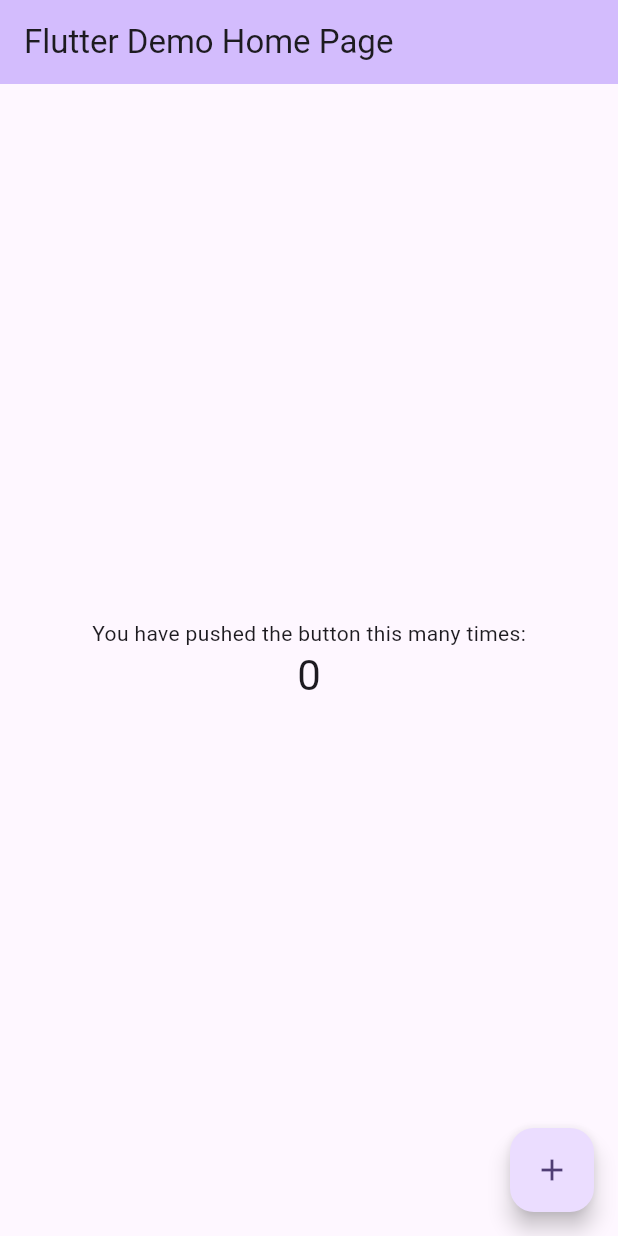
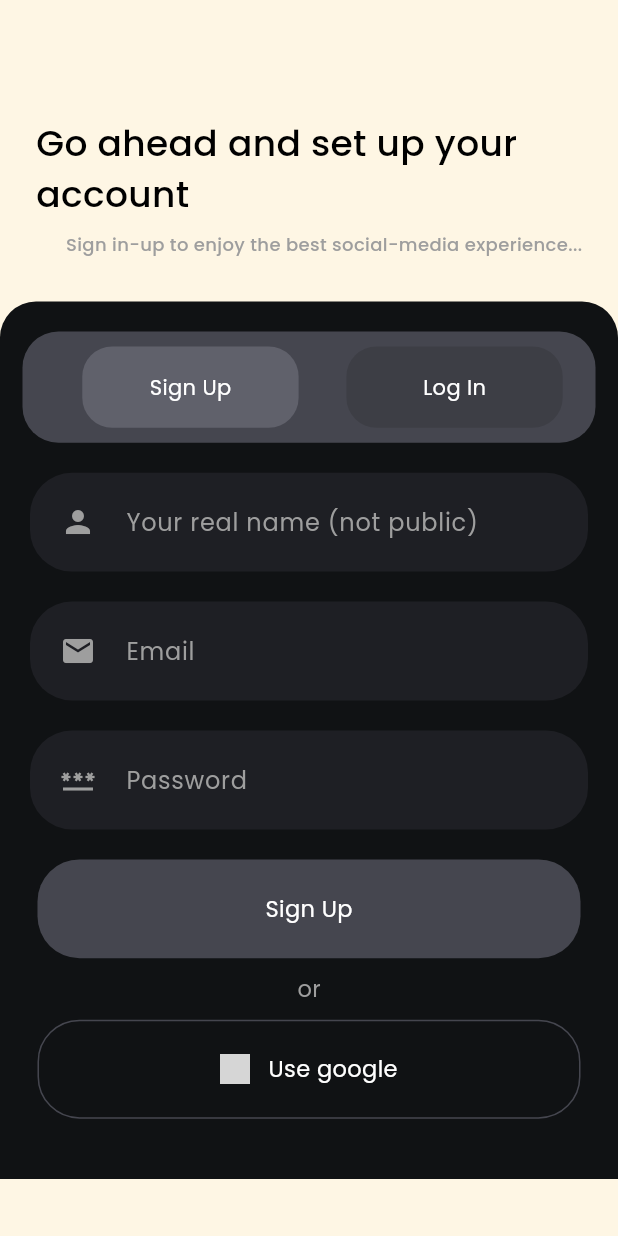
Before and after one commit to 0Armaan025/connectify, a Flutter app: the screen it shows after launch, on a phone screen of 412 x 824 dp. Run offline on Flutter 3.47's test engine with Material 3 defaults, Android fonts, the phone set to English and light mode, and no system bars; our stand-ins replace google_fonts, hexcolor; network calls fail; grey boxes are pictures that could not be loaded.

Commit message:
TODO: fix profile set up thingy

```diff
--- /dev/null
+++ b/lib/features/views/authentication/sign-up/sign_up_page.dart
@@ -0,0 +1,329 @@
+import 'package:connectify/pallete/pallete.dart';
+import 'package:flutter/material.dart';
+import 'package:google_fonts/google_fonts.dart';
+import 'package:hexcolor/hexcolor.dart';
+
+class SignUpPage extends StatefulWidget {
+  const SignUpPage({super.key});
+
+  @override
+  State<SignUpPage> createState() => _SignUpPageState();
+}
+
+class _SignUpPageState extends State<SignUpPage> {
+  bool isSignUp = true; // Tracks whether the user is in Sign Up mode.
+
+  @override
+  Widget build(BuildContext context) {
+    final size = MediaQuery.of(context).size;
+
+    return Scaffold(
+      backgroundColor: Pallete().bgColor,
+      body: SingleChildScrollView(
+        child: SafeArea(
+          child: Column(
+            children: [
+              const SizedBox(height: 50),
+              Padding(
+                padding: const EdgeInsets.only(
+                  top: 28.0,
+                  left: 24,
+                  right: 24,
+                ),
+                child: Text(
+                  "Go ahead and set up your account",
+                  style: GoogleFonts.poppins(
+                    color: Colors.black,
+                    fontSize: 24,
+                    fontWeight: FontWeight.w500,
+                  ),
+                ),
+              ),
+              Padding(
+                padding: const EdgeInsets.only(
+                  top: 8.0,
+                  left: 24,
+                  right: 4,
+                ),
+                child: Text(
+                  "Sign in-up to enjoy the best social-media experience...",
+                  style: GoogleFonts.poppins(
+                    color: Colors.grey.shade500,
+                    fontSize: 12,
+                    fontWeight: FontWeight.w500,
+                  ),
+                ),
+              ),
+              const SizedBox(height: 30),
+              Container(
+                width: double.infinity,
+                height: size.height * 0.71,
+                alignment: Alignment.center,
+                decoration: BoxDecoration(
+                  color: HexColor("#101214"),
+                  borderRadius: const BorderRadius.only(
+                      topLeft: Radius.circular(24),
+                      topRight: Radius.circular(24)),
+                ),
+                child: Column(
+                  children: [
+                    // Toggle Tab
+                    Container(
+                      margin: const EdgeInsets.symmetric(horizontal: 15)
+                          .copyWith(top: 20),
+                      width: double.infinity,
+                      height: size.height * 0.09,
+                      alignment: Alignment.center,
+                      decoration: BoxDecoration(
+                        color: HexColor("#45464f"),
+                        borderRadius: BorderRadius.circular(24),
+                      ),
+                      child: Row(
+                        mainAxisAlignment: MainAxisAlignment.spaceEvenly,
+                        children: [
+                          InkWell(
+                            onTap: () {
+                              setState(() {
+                                isSignUp = true;
+                              });
+                            },
+                            child: Container(
+                              margin: const EdgeInsets.only(
+                                left: 18,
+                                top: 10,
+                                bottom: 10,
+                              ),
+                              width: size.width * 0.35,
+                              height: size.height * 0.08,
+                              alignment: Alignment.center,
+                              decoration: BoxDecoration(
+                                color: isSignUp
+                                    ? HexColor("#60616b")
+                                    : HexColor("#3d3e45"),
+                                borderRadius: BorderRadius.circular(20),
+                              ),
+                              child: Text(
+                                "Sign Up",
+                                style: GoogleFonts.poppins(color: Colors.white),
+                              ),
+                            ),
+                          ),
+                          InkWell(
+                            onTap: () {
+                              setState(() {
+                                isSignUp = false;
+                              });
+                            },
+                            child: Container(
+                              margin: const EdgeInsets.only(
+                                left: 10,
+                                top: 10,
+                                bottom: 10,
+                              ),
+                              width: size.width * 0.35,
+                              height: size.height * 0.08,
+                              alignment: Alignment.center,
+                              decoration: BoxDecoration(
+                                color: !isSignUp
+                                    ? HexColor("#60616b")
+                                    : HexColor("#3d3e45"),
+                                borderRadius: BorderRadius.circular(20),
+                              ),
+                              child: Text(
+                                "Log In",
+                                style: GoogleFonts.poppins(color: Colors.white),
+                              ),
+                            ),
+                          ),
+                        ],
+                      ),
+                    ),
+                    if (isSignUp)
+                      // Username Field - Only visible in Sign Up mode
+                      Container(
+                        width: double.infinity,
+                        height: size.height * 0.08,
+                        margin: const EdgeInsets.symmetric(horizontal: 20)
+                            .copyWith(top: 20),
+                        decoration: BoxDecoration(
+                          color: HexColor("#1E1F24"),
+                          borderRadius: BorderRadius.circular(28),
+                        ),
+                        child: Row(
+                          children: [
+                            const SizedBox(width: 20),
+                            Icon(
+                              Icons.person,
+                              color: Colors.grey.shade500,
+                            ),
+                            const SizedBox(width: 20),
+                            Expanded(
+                              child: TextField(
+                                style: GoogleFonts.poppins(
+                                  color: Colors.white,
+                                ),
+                                decoration: InputDecoration(
+                                  hintText: "Your real name (not public)",
+                                  hintStyle: GoogleFonts.poppins(
+                                    color: Colors.grey.shade500,
+                                  ),
+                                  border: InputBorder.none,
+                                ),
+                              ),
+                            ),
+                          ],
+                        ),
+                      ),
+                    // Email Field
+                    Container(
+                      width: double.infinity,
+                      height: size.height * 0.08,
+                      margin: const EdgeInsets.symmetric(horizontal: 20)
+                          .copyWith(top: 20),
+                      decoration: BoxDecoration(
+                        color: HexColor("#1E1F24"),
+                        borderRadius: BorderRadius.circular(28),
+                      ),
+                      child: Row(
+                        children: [
+                          const SizedBox(width: 20),
+                          Icon(
+                            Icons.email,
+                            color: Colors.grey.shade500,
+                          ),
+                          const SizedBox(width: 20),
+                          Expanded(
+                            child: TextField(
+                              style: GoogleFonts.poppins(
+                                color: Colors.white,
+                              ),
+                              decoration: InputDecoration(
+                                hintText: "Email",
+                                hintStyle: GoogleFonts.poppins(
+                                  color: Colors.grey.shade500,
+                                ),
+                                border: InputBorder.none,
+                              ),
+                            ),
+                          ),
+                        ],
+                      ),
+                    ),
+                    // Password Field
+                    Container(
+                      width: double.infinity,
+                      height: size.height * 0.08,
+                      margin: const EdgeInsets.symmetric(horizontal: 20)
+                          .copyWith(top: 20),
+                      decoration: BoxDecoration(
+                        color: HexColor("#1E1F24"),
+                        borderRadius: BorderRadius.circular(28),
+                      ),
+                      child: Row(
+                        children: [
+                          const SizedBox(width: 20),
+                          Icon(
+                            Icons.password,
+                            color: Colors.grey.shade500,
+                          ),
+                          const SizedBox(width: 20),
+                          Expanded(
+                            child: TextField(
+                              style: GoogleFonts.poppins(
+                                color: Colors.white,
+                              ),
+                              decoration: InputDecoration(
+                                hintText: "Password",
+                                hintStyle: GoogleFonts.poppins(
+                                  color: Colors.grey.shade500,
+                                ),
+                                border: InputBorder.none,
+                              ),
+                              obscureText: true,
+                            ),
+                          ),
+                        ],
+                      ),
+                    ),
+                    // Sign Up/Log In Button
+                    Center(
+                      child: Container(
+                        width: double.infinity,
+                        height: size.height * 0.08,
+                        alignment: Alignment.center,
+                        margin: const EdgeInsets.symmetric(horizontal: 25)
+                            .copyWith(top: 20),
+                        decoration: BoxDecoration(
+                          color: HexColor("#45464f"),
+                          borderRadius: BorderRadius.circular(28),
+                        ),
+                        child: Text(
+                          isSignUp ? "Sign Up" : "Log In",
+                          style: GoogleFonts.poppins(
+                            color: Colors.white,
+                            fontSize: 15,
+                          ),
+                        ),
+                      ),
+                    ),
+                    const SizedBox(
+                      height: 10,
+                    ),
+                    Center(
+                      child: Text("or",
+                          style: GoogleFonts.poppins(
+                            color: Colors.grey.shade500,
+                            fontSize: 15,
+                          )),
+                    ),
+                    const SizedBox(
+                      height: 10,
+                    ),
+                    InkWell(
+                      onTap: () {},
+                      child: Center(
+                        child: Container(
+                          width: double.infinity,
+                          height: size.height * 0.08,
+                          alignment: Alignment.center,
+
+                          margin: const EdgeInsets.symmetric(horizontal: 25),
+                          decoration: BoxDecoration(
+                            // color: HexColor("#45464f"),
+                            border: Border.all(
+                              color: HexColor("#45464f"),
+                            ),
+                            borderRadius: BorderRadius.circular(28),
+                          ),
+                          child: Row(
+                            mainAxisAlignment: MainAxisAlignment.center,
+                            children: [
+                              const Padding(
+                                padding: EdgeInsets.only(right: 12.0),
+                                child: CircleAvatar(
+                                  radius: 10,
+                                  backgroundImage: NetworkImage(
+                                      "https://cdn-icons-png.flaticon.com/128/300/300221.png"),
+                                  backgroundColor: Colors.transparent,
+                                ),
+                              ),
+                              Text(
+                                "Use google",
+                                style: GoogleFonts.poppins(
+                                    color: Colors.white, fontSize: 15),
+                              ),
+                            ],
+                          ),
+                        ),
+                      ),
+                    ),
+                  ],
+                ),
+              ),
+            ],
+          ),
+        ),
+      ),
+    );
+  }
+}
--- /dev/null
+++ b/lib/features/views/home/home_view.dart
@@ -0,0 +1,17 @@
+import 'package:flutter/material.dart';
+
+class HomePage extends StatefulWidget {
+  const HomePage({super.key});
+
+  @override
+  State<HomePage> createState() => _HomePageState();
+}
+
+class _HomePageState extends State<HomePage> {
+  @override
+  Widget build(BuildContext context) {
+    return const Scaffold(
+
+    );
+  }
+}
--- /dev/null
+++ b/lib/features/views/profile_set_up/profile_set_up_page.dart
@@ -0,0 +1,15 @@
+import 'package:flutter/material.dart';
+
+class ProfileSetUpPage extends StatefulWidget {
+  const ProfileSetUpPage({super.key});
+
+  @override
+  State<ProfileSetUpPage> createState() => _ProfileSetUpPageState();
+}
+
+class _ProfileSetUpPageState extends State<ProfileSetUpPage> {
+  @override
+  Widget build(BuildContext context) {
+    return Container();
+  }
+}
--- /dev/null
+++ b/lib/idea.txt
@@ -0,0 +1,6 @@
+mixture of instagram, snapchat, and reddit
+
+forums
+stories
+private chat
+sending stuff in public
--- a/lib/main.dart
+++ b/lib/main.dart
@@ -1,3 +1,4 @@
+import 'package:connectify/features/views/authentication/sign-up/sign_up_page.dart';
 import 'package:flutter/material.dart';
 
 void main() {
@@ -7,119 +8,15 @@ void main() {
 class MyApp extends StatelessWidget {
   const MyApp({super.key});
 
-  // This widget is the root of your application.
   @override
   Widget build(BuildContext context) {
     return MaterialApp(
-      title: 'Flutter Demo',
+      debugShowCheckedModeBanner: false,
       theme: ThemeData(
-        // This is the theme of your application.
-        //
-        // TRY THIS: Try running your application with "flutter run". You'll see
-        // the application has a purple toolbar. Then, without quitting the app,
-        // try changing the seedColor in the colorScheme below to Colors.green
-        // and then invoke "hot reload" (save your changes or press the "hot
-        // reload" button in a Flutter-supported IDE, or press "r" if you used
-        // the command line to start the app).
-        //
-        // Notice that the counter didn't reset back to zero; the application
-        // state is not lost during the reload. To reset the state, use hot
-        // restart instead.
-        //
-        // This works for code too, not just values: Most code changes can be
-        // tested with just a hot reload.
         colorScheme: ColorScheme.fromSeed(seedColor: Colors.deepPurple),
         useMaterial3: true,
       ),
-      home: const MyHomePage(title: 'Flutter Demo Home Page'),
+      home: const SignUpPage(),
     );
   }
 }
-
-class MyHomePage extends StatefulWidget {
-  const MyHomePage({super.key, required this.title});
-
-  // This widget is the home page of your application. It is stateful, meaning
-  // that it has a State object (defined below) that contains fields that affect
-  // how it looks.
-
-  // This class is the configuration for the state. It holds the values (in this
-  // case the title) provided by the parent (in this case the App widget) and
-  // used by the build method of the State. Fields in a Widget subclass are
-  // always marked "final".
-
-  final String title;
-
-  @override
-  State<MyHomePage> createState() => _MyHomePageState();
-}
-
-class _MyHomePageState extends State<MyHomePage> {
-  int _counter = 0;
-
-  void _incrementCounter() {
-    setState(() {
-      // This call to setState tells the Flutter framework that something has
-      // changed in this State, which causes it to rerun the build method below
-      // so that the display can reflect the updated values. If we changed
-      // _counter without calling setState(), then the build method would not be
-      // called again, and so nothing would appear to happen.
-      _counter++;
-    });
-  }
-
-  @override
-  Widget build(BuildContext context) {
-    // This method is rerun every time setState is called, for instance as done
-    // by the _incrementCounter method above.
-    //
-    // The Flutter framework has been optimized to make rerunning build methods
-    // fast, so that you can just rebuild anything that needs updating rather
-    // than having to individually change instances of widgets.
-    return Scaffold(
-      appBar: AppBar(
-        // TRY THIS: Try changing the color here to a specific color (to
-        // Colors.amber, perhaps?) and trigger a hot reload to see the AppBar
-        // change color while the other colors stay the same.
-        backgroundColor: Theme.of(context).colorScheme.inversePrimary,
-        // Here we take the value from the MyHomePage object that was created by
-        // the App.build method, and use it to set our appbar title.
-        title: Text(widget.title),
-      ),
-      body: Center(
-        // Center is a layout widget. It takes a single child and positions it
-        // in the middle of the parent.
-        child: Column(
-          // Column is also a layout widget. It takes a list of children and
-          // arranges them vertically. By default, it sizes itself to fit its
-          // children horizontally, and tries to be as tall as its parent.
-          //
-          // Column has various properties to control how it sizes itself and
-          // how it positions its children. Here we use mainAxisAlignment to
-          // center the children vertically; the main axis here is the vertical
-          // axis because Columns are vertical (the cross axis would be
-          // horizontal).
-          //
-          // TRY THIS: Invoke "debug painting" (choose the "Toggle Debug Paint"
-          // action in the IDE, or press "p" in the console), to see the
-          // wireframe for each widget.
-          mainAxisAlignment: MainAxisAlignment.center,
-          children: <Widget>[
-            const Text(
-              'You have pushed the button this many times:',
-            ),
-            Text(
-              '$_counter',
-              style: Theme.of(context).textTheme.headlineMedium,
-            ),
-          ],
-        ),
-      ),
-      floatingActionButton: FloatingActionButton(
-        onPressed: _incrementCounter,
-        tooltip: 'Increment',
-        child: const Icon(Icons.add),
-      ), // This trailing comma makes auto-formatting nicer for build methods.
-    );
-  }
-}
--- /dev/null
+++ b/lib/pallete/pallete.dart
@@ -0,0 +1,11 @@
+import 'package:flutter/material.dart';
+import 'package:hexcolor/hexcolor.dart';
+
+class Pallete {
+  Color bgColor = HexColor("#fef6e4");
+  Color headlineTextColor = HexColor("#001858");
+  Color paragraphTextColor = HexColor("#172c66");
+  Color buttonColor = HexColor("#f582ae");
+  Color buttonTextColor = HexColor("#001858");
+  Color containerBgColor = HexColor("#101214");
+}
--- a/pubspec.yaml
+++ b/pubspec.yaml
@@ -35,6 +35,8 @@ dependencies:
   # The following adds the Cupertino Icons font to your application.
   # Use with the CupertinoIcons class for iOS style icons.
   cupertino_icons: ^1.0.6
+  hexcolor: ^3.0.1
+  google_fonts: ^6.2.1
 
 dev_dependencies:
   flutter_test:
```
Also changed, not shown: pubspec.lock, 1 other file.
